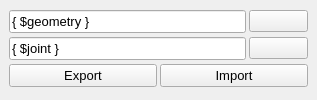
Before: the Qt Designer form Plugcmds/TransWeights/TransWeights.ui in zclongpop123/RiggingTeamTools, drawn with Qt 5.
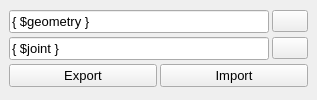
After: the same form once the commit is applied.

Diff of the .ui file:
```diff
--- a/Plugcmds/TransWeights/TransWeights.ui
+++ b/Plugcmds/TransWeights/TransWeights.ui
@@ -19,7 +19,7 @@
      <number>3</number>
     </property>
     <item>
-     <layout class="QHBoxLayout" name="horizontalLayout" stretch="8,2">
+     <layout class="QHBoxLayout" name="horizontalLayout" stretch="88,12">
       <property name="spacing">
        <number>3</number>
       </property>
@@ -58,12 +58,18 @@
         <property name="text">
          <string/>
         </property>
+        <property name="iconSize">
+         <size>
+          <width>13</width>
+          <height>13</height>
+         </size>
+        </property>
        </widget>
       </item>
      </layout>
     </item>
     <item>
-     <layout class="QHBoxLayout" name="horizontalLayout_2" stretch="8,2">
+     <layout class="QHBoxLayout" name="horizontalLayout_2" stretch="88,12">
       <property name="spacing">
        <number>3</number>
       </property>
@@ -102,6 +108,12 @@
         <property name="text">
          <string/>
         </property>
+        <property name="iconSize">
+         <size>
+          <width>13</width>
+          <height>13</height>
+         </size>
+        </property>
        </widget>
       </item>
      </layout>
```
